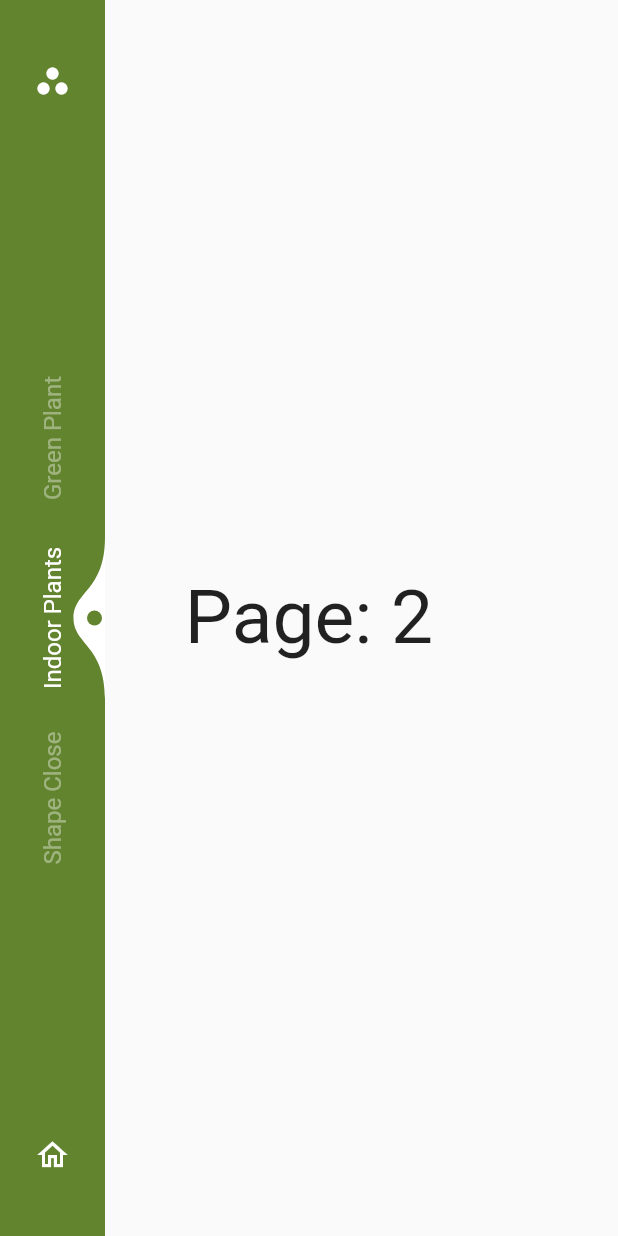
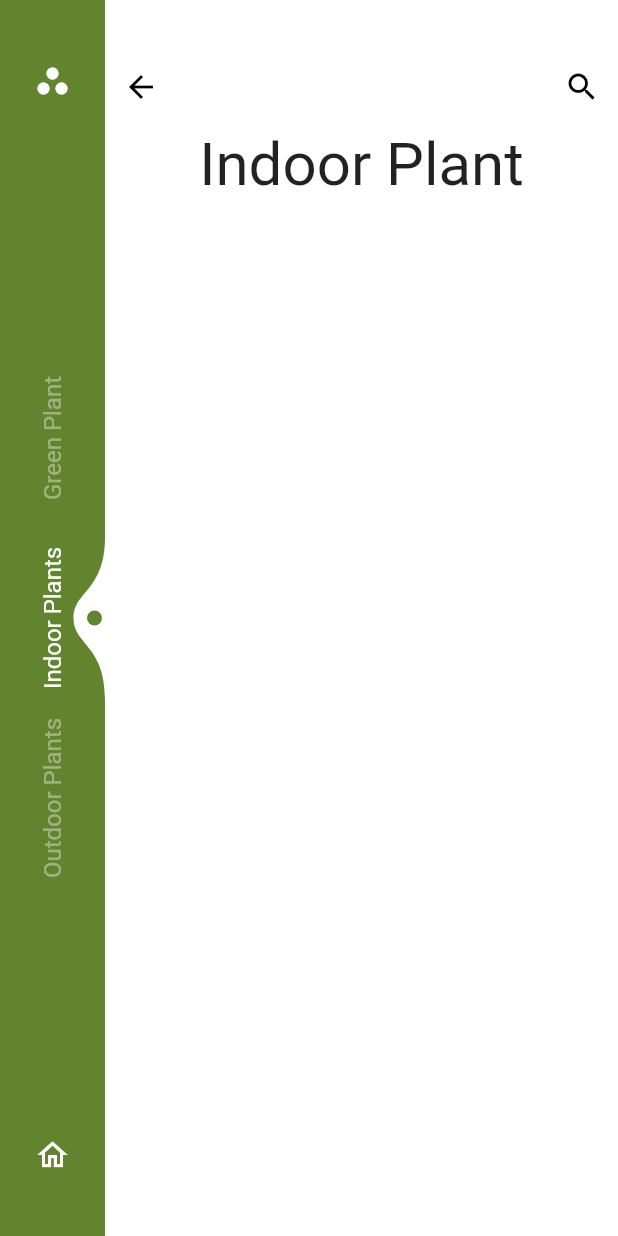
Before and after one commit to diepvicuong/flutter_ui_kits, a Flutter app: the screen it shows after launch, after a tap on the "workspaces filled" icon, after a tap on "Indoor Plants", on a phone screen of 412 x 824 dp. Run offline on Flutter 3.47's test engine with Material 2 defaults, Android fonts, the light colour scheme and no system bars.

Commit message:
Refactor code 20-04

```diff
--- a/planting_app_ui/lib/main.dart
+++ b/planting_app_ui/lib/main.dart
@@ -27,7 +27,7 @@ class _MyAppState extends State<MyApp> {
       title: "Indoor Plants",
     ),
     DrawerItem(
-      title: "Shape Close",
+      title: "Outdoor Plants",
     ),
   ];
   @override
--- /dev/null
+++ b/planting_app_ui/lib/pages/green_plant_screen.dart
@@ -0,0 +1,65 @@
+import 'package:dribbble_plant_app/utils/constants.dart';
+import 'package:dribbble_plant_app/widgets/plant_widget.dart';
+import 'package:flutter/material.dart';
+
+import 'detail_screen.dart';
+
+class GreenPlantPage extends StatelessWidget {
+  @override
+  Widget build(BuildContext context) {
+    return Container(
+      child: Column(
+        crossAxisAlignment: CrossAxisAlignment.stretch,
+        children: [
+          TweenAnimationBuilder(
+            duration: Duration(milliseconds: 1000),
+            tween: Tween<double>(begin: 0, end: 1),
+            builder: (context, double value, child) {
+              return Opacity(
+                opacity: value,
+                child: Padding(
+                  padding: EdgeInsets.only(top: value * 20),
+                  child: child,
+                ),
+              );
+            },
+            child: Container(
+              margin: EdgeInsets.only(left: 40),
+              child: RichText(
+                text: TextSpan(
+                  text: 'Green ',
+                  style: TextStyle(color: Colors.black, fontSize: 20),
+                  children: <TextSpan>[
+                    TextSpan(text: '\n'),
+                    TextSpan(
+                        text: 'Plant',
+                        style: TextStyle(
+                            fontSize: 40, fontWeight: FontWeight.bold)),
+                  ],
+                ),
+              ),
+            ),
+          ),
+          ListView.builder(
+            shrinkWrap: true,
+            physics: NeverScrollableScrollPhysics(),
+            itemCount: listPlant.length,
+            itemBuilder: (context, index) {
+              return PlantWidget(
+                plant: listPlant[index],
+                onTap: () {
+                  Navigator.push(
+                      context,
+                      MaterialPageRoute(
+                        builder: (context) =>
+                            DetailScreen(plant: listPlant[index]),
+                      ));
+                },
+              );
+            },
+          )
+        ],
+      ),
+    );
+  }
+}
--- a/planting_app_ui/lib/pages/home_screen.dart
+++ b/planting_app_ui/lib/pages/home_screen.dart
@@ -1,5 +1,8 @@
 import 'package:dribbble_plant_app/models/plant_item.dart';
 import 'package:dribbble_plant_app/pages/detail_screen.dart';
+import 'package:dribbble_plant_app/pages/green_plant_screen.dart';
+import 'package:dribbble_plant_app/pages/indoor_plant_screen.dart';
+import 'package:dribbble_plant_app/pages/outdoor_plant_screen.dart';
 import 'package:dribbble_plant_app/utils/constants.dart';
 import 'package:dribbble_plant_app/widgets/plant_widget.dart';
 import 'package:flutter/material.dart';
@@ -17,20 +20,13 @@ class HomeScreen extends StatefulWidget {
 
 class _HomeScreenState extends State<HomeScreen> {
   double xOffset = 0;
+
   double yOffset = 0;
+
   bool isDrawerOpen = false;
-
   @override
   Widget build(BuildContext context) {
-    return widget.index != 0
-        ? Container(
-            child: Center(
-                child: Text(
-              'Page: ${widget.index + 1}',
-              style: TextStyle(fontSize: 50),
-            )),
-          )
-        : AnimatedContainer(
+    return AnimatedContainer(
       duration: Duration(milliseconds: 200),
       decoration: BoxDecoration(color: Colors.white),
       height: double.infinity,
@@ -75,52 +71,13 @@ class _HomeScreenState extends State<HomeScreen> {
                   ),
                   onPressed: () {}),
             ),
-                  TweenAnimationBuilder(
-                    duration: Duration(milliseconds: 1000),
-                    tween: Tween<double>(begin: 0, end: 1),
-                    builder: (context, double value, child) {
-                      return Opacity(
-                        opacity: value,
-                        child: Padding(
-                          padding: EdgeInsets.only(top: value * 20),
-                          child: child,
-                        ),
-                      );
-                    },
-                    child: Container(
-                      margin: EdgeInsets.only(left: 40),
-                      child: RichText(
-                        text: TextSpan(
-                          text: 'Green ',
-                          style: TextStyle(color: Colors.black, fontSize: 20),
-                          children: <TextSpan>[
-                            TextSpan(text: '\n'),
-                            TextSpan(
-                                text: 'Plant',
-                                style: TextStyle(
-                                    fontSize: 40, fontWeight: FontWeight.bold)),
+            IndexedStack(
+              index: widget.index,
+              children: [
+                GreenPlantPage(),
+                IndoorPlantPage(),
+                OutdoorPlantPage(),
               ],
-                        ),
-                      ),
-                    ),
-                  ),
-                  ListView.builder(
-                    shrinkWrap: true,
-                    physics: NeverScrollableScrollPhysics(),
-                    itemCount: listPlant.length,
-                    itemBuilder: (context, index) {
-                      return PlantWidget(
-                        plant: listPlant[index],
-                        onTap: () {
-                          Navigator.push(
-                              context,
-                              MaterialPageRoute(
-                                builder: (context) =>
-                                    DetailScreen(plant: listPlant[index]),
-                              ));
-                        },
-                      );
-                    },
             )
           ],
         ),
--- /dev/null
+++ b/planting_app_ui/lib/pages/indoor_plant_screen.dart
@@ -0,0 +1,15 @@
+import 'package:flutter/material.dart';
+
+class IndoorPlantPage extends StatelessWidget {
+  @override
+  Widget build(BuildContext context) {
+    return Container(
+      child: Center(
+        child: Text(
+          'Indoor Plant',
+          style: TextStyle(fontSize: 40.0),
+        ),
+      ),
+    );
+  }
+}
--- /dev/null
+++ b/planting_app_ui/lib/pages/outdoor_plant_screen.dart
@@ -0,0 +1,15 @@
+import 'package:flutter/material.dart';
+
+class OutdoorPlantPage extends StatelessWidget {
+  @override
+  Widget build(BuildContext context) {
+    return Container(
+      child: Center(
+        child: Text(
+          'Outdoor Plant',
+          style: TextStyle(fontSize: 40.0),
+        ),
+      ),
+    );
+  }
+}
```
Lines whose indentation alone changed are shown as unchanged.
